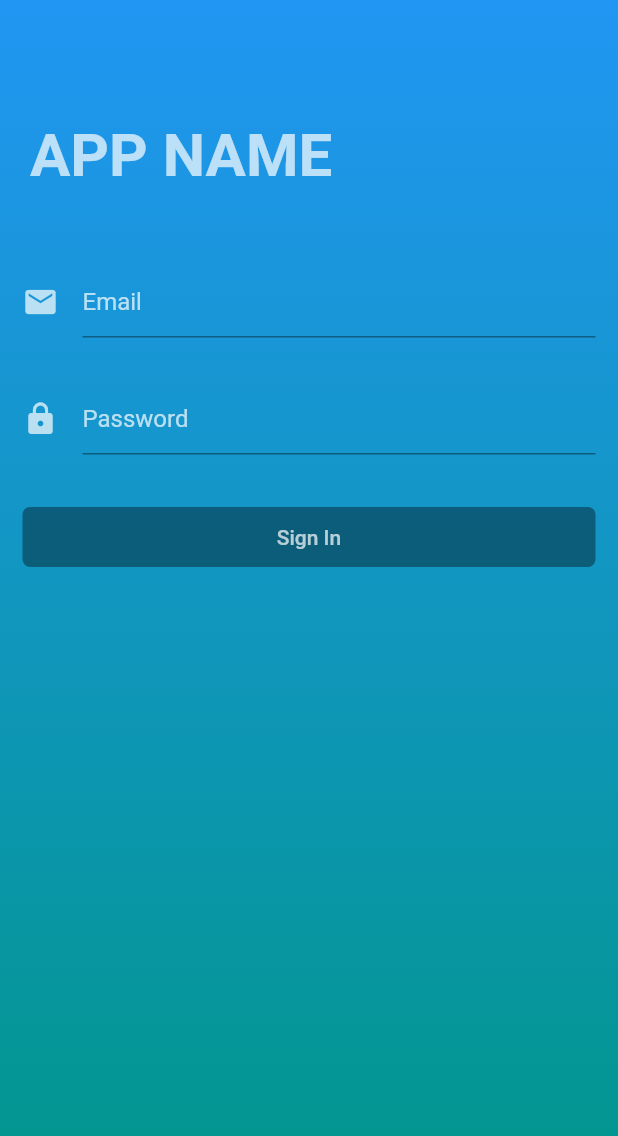
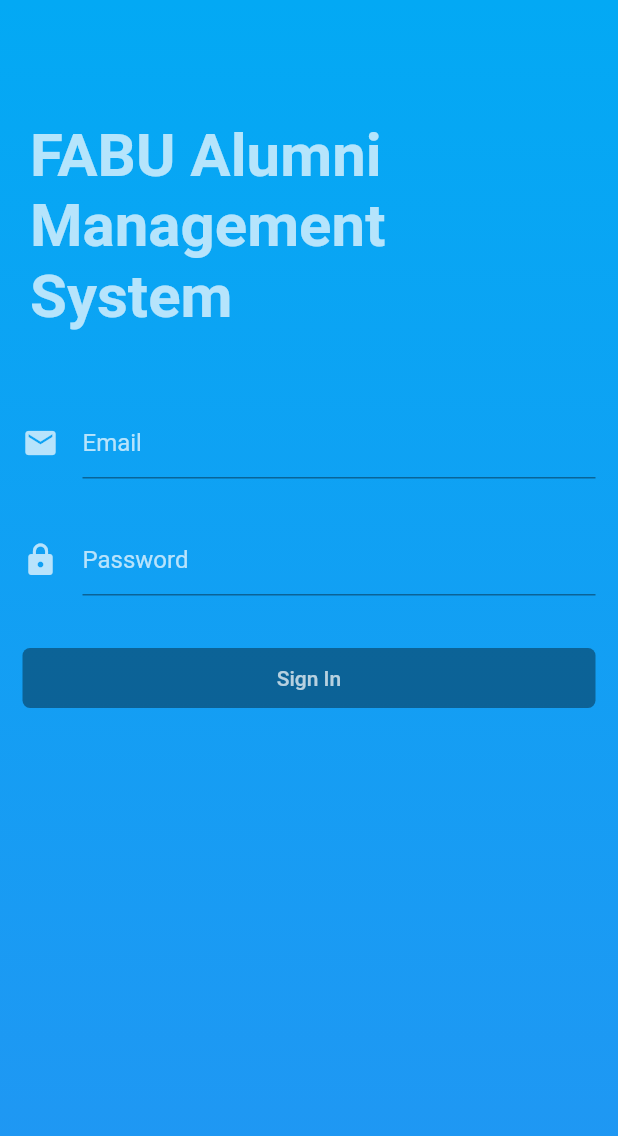
Before and after one commit to AfendyWan/Fabu-Alumni-Management, a Flutter app: the screen it shows after launch, on a phone screen of 412 x 824 dp. Shown: the top 1136 px of the screen. Run offline on Flutter 3.47's test engine with Material 2 defaults, Android fonts, the phone set to English and light mode, and no system bars; our stand-ins replace animated_splash_screen, bloc, flutter_bloc, rxdart, shared_preferences, syncfusion_flutter_charts; network calls fail.

Commit message:
login ui

```diff
--- a/lib/pages/login.dart
+++ b/lib/pages/login.dart
@@ -22,7 +22,7 @@ class _LoginPageState extends State<LoginPage> {
       body: Container(
         decoration: BoxDecoration(
           gradient: LinearGradient(
-              colors: [Colors.blue, Colors.teal],
+              colors: [Colors.lightBlue, Colors.blue],
               begin: Alignment.topCenter,
               end: Alignment.bottomCenter),
         ),
@@ -91,7 +91,7 @@ class _LoginPageState extends State<LoginPage> {
                 signIn(emailController.text, passwordController.text);
               },
         elevation: 0.0,
-        color: Colors.purple,
+        color: Colors.black54,
         child: Text("Sign In", style: TextStyle(color: Colors.white70)),
         shape: RoundedRectangleBorder(borderRadius: BorderRadius.circular(5.0)),
       ),
@@ -141,7 +141,7 @@ class _LoginPageState extends State<LoginPage> {
     return Container(
       margin: EdgeInsets.only(top: 50.0),
       padding: EdgeInsets.symmetric(horizontal: 20.0, vertical: 30.0),
-      child: Text("APP NAME",
+      child: Text("FABU Alumni Management System",
           style: TextStyle(
               color: Colors.white70,
               fontSize: 40.0,
```
